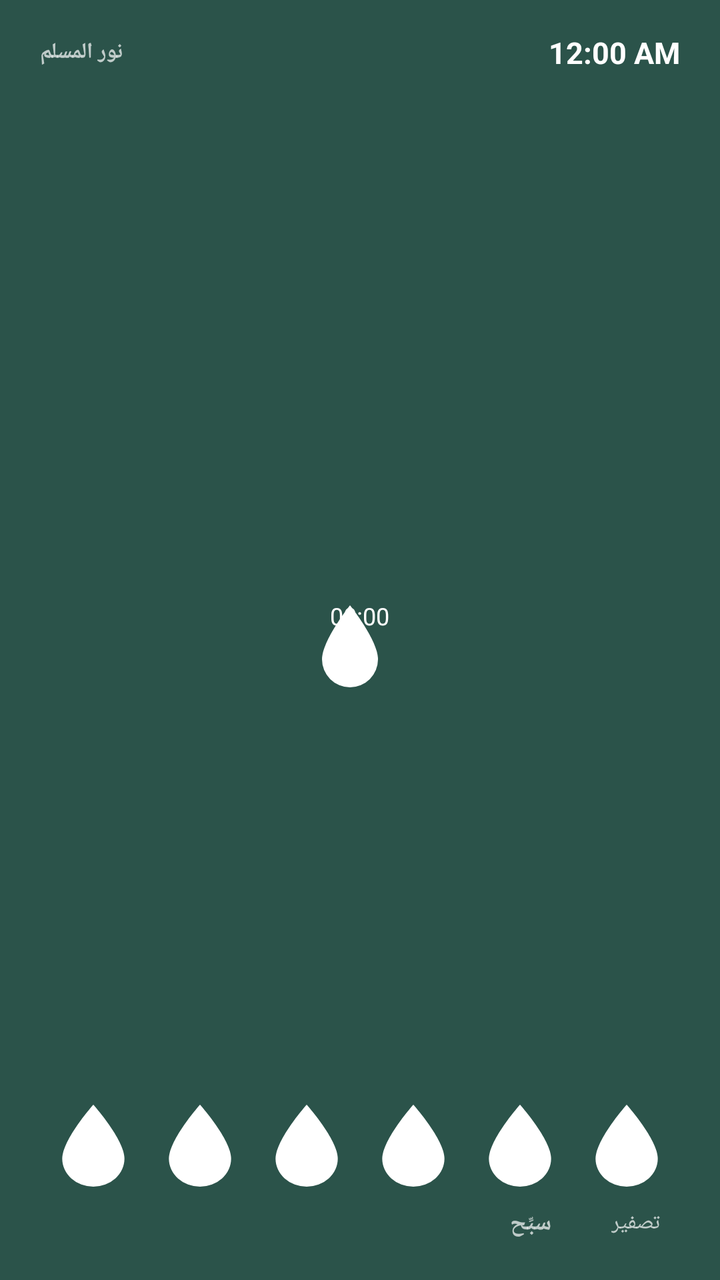
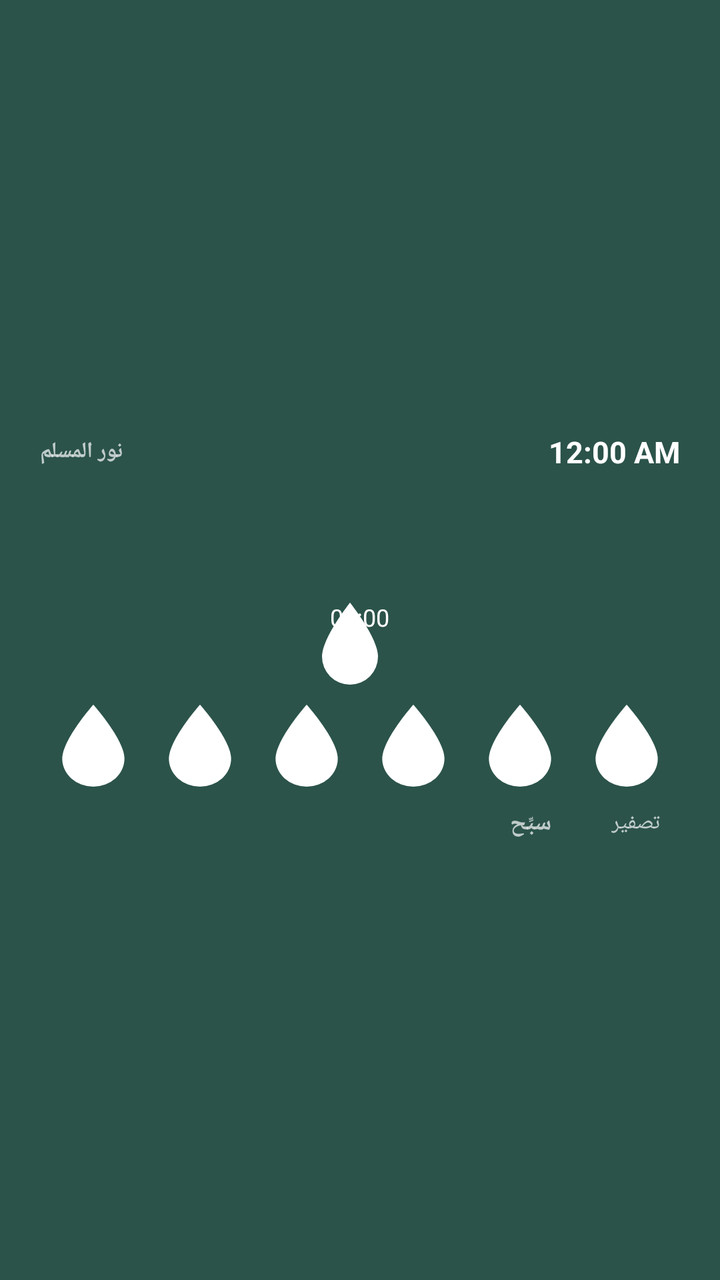

Screens rendered from an Android XML layout before and after an edit, with the pre-edit source and the edit as a unified diff.
<!-- AndroidManifest.xml: application theme Theme.Noor -->
<!-- res/layout/widget_main.xml -->
<?xml version="1.0" encoding="utf-8"?>
<FrameLayout xmlns:android="http://schemas.android.com/apk/res/android"
    android:layout_width="match_parent"
    android:layout_height="match_parent"
    android:padding="8dp">

    <ImageView
        android:id="@+id/widget_bg"
        android:layout_width="match_parent"
        android:layout_height="match_parent"
        android:scaleType="fitXY"
        android:contentDescription="@null" />

    <LinearLayout
        android:layout_width="match_parent"
        android:layout_height="match_parent"
        android:orientation="vertical"
        android:gravity="center_horizontal"
        android:paddingStart="12dp"
        android:paddingEnd="12dp"
        android:paddingTop="8dp"
        android:paddingBottom="8dp">

        
        <LinearLayout
            android:layout_width="match_parent"
            android:layout_height="wrap_content"
            android:orientation="horizontal"
            android:gravity="center_vertical">

            <TextView
                android:id="@+id/widget_brand"
                android:layout_width="wrap_content"
                android:layout_height="wrap_content"
                android:text="نور المسلم"
                android:textSize="11sp"
                android:textStyle="bold" />

            <TextView
                android:id="@+id/widget_city"
                android:layout_width="0dp"
                android:layout_weight="1"
                android:layout_height="wrap_content"
                android:layout_marginStart="8dp"
                android:textSize="10sp"
                android:maxLines="1"
                android:ellipsize="end" />

            <TextClock
                android:id="@+id/widget_clock"
                android:layout_width="wrap_content"
                android:layout_height="wrap_content"
                android:textSize="15sp"
                android:textStyle="bold" />
        </LinearLayout>

        
        <TextView
            android:id="@+id/widget_date_hijri"
            android:layout_width="match_parent"
            android:layout_height="wrap_content"
            android:layout_marginTop="2dp"
            android:gravity="center"
            android:textSize="11sp"
            android:maxLines="1"
            android:ellipsize="end" />

        <TextView
            android:id="@+id/widget_date_greg"
            android:layout_width="match_parent"
            android:layout_height="wrap_content"
            android:gravity="center"
            android:textSize="11sp"
            android:maxLines="1"
            android:ellipsize="end" />

        
        <FrameLayout
            android:layout_width="match_parent"
            android:layout_height="0dp"
            android:layout_weight="1">

            <LinearLayout
                android:layout_width="match_parent"
                android:layout_height="wrap_content"
                android:layout_gravity="center"
                android:orientation="vertical"
                android:gravity="center">

                <LinearLayout
                    android:layout_width="match_parent"
                    android:layout_height="wrap_content"
                    android:orientation="horizontal"
                    android:gravity="center">

                    <TextView
                        android:id="@+id/widget_next_name"
                        android:layout_width="wrap_content"
                        android:layout_height="wrap_content"
                        android:textSize="21sp"
                        android:textStyle="bold"
                        android:maxLines="1" />

                    <TextView
                        android:id="@+id/widget_next_time"
                        android:layout_width="wrap_content"
                        android:layout_height="wrap_content"
                        android:layout_marginStart="10dp"
                        android:textSize="15sp"
                        android:textStyle="bold"
                        android:maxLines="1" />
                </LinearLayout>

                <FrameLayout
                    android:layout_width="wrap_content"
                    android:layout_height="wrap_content"
                    android:layout_marginTop="2dp">

                    <ImageView
                        android:id="@+id/widget_bubble_countdown"
                        android:layout_width="match_parent"
                        android:layout_height="match_parent"
                        android:scaleType="fitXY"
                        android:src="@drawable/widget_bubble"
                        android:contentDescription="@null" />

                    <Chronometer
                        android:id="@+id/widget_countdown"
                        android:layout_width="wrap_content"
                        android:layout_height="wrap_content"
                        android:paddingHorizontal="14dp"
                        android:textSize="12sp"
                        android:countDown="true" />
                </FrameLayout>
            </LinearLayout>
        </FrameLayout>

        
        <LinearLayout
            android:id="@+id/grid_row"
            android:layout_width="match_parent"
            android:layout_height="wrap_content"
            android:orientation="horizontal">

            <FrameLayout
                android:layout_width="0dp"
                android:layout_weight="1"
                android:layout_height="wrap_content">

                <ImageView
                    android:id="@+id/widget_bubble_p0"
                    android:layout_width="match_parent"
                    android:layout_height="match_parent"
                    android:scaleType="fitXY"
                    android:src="@drawable/widget_bubble"
                    android:contentDescription="@null" />

                <LinearLayout style="@style/WidgetPrayerCell">
                    <TextView android:id="@+id/widget_pname_0" style="@style/WidgetPrayerName" />
                    <TextView android:id="@+id/widget_ptime_0" style="@style/WidgetPrayerTime" />
                </LinearLayout>
            </FrameLayout>

            <FrameLayout
                android:layout_width="0dp"
                android:layout_weight="1"
                android:layout_height="wrap_content">

                <ImageView
                    android:id="@+id/widget_bubble_p1"
                    android:layout_width="match_parent"
                    android:layout_height="match_parent"
                    android:scaleType="fitXY"
                    android:src="@drawable/widget_bubble"
                    android:contentDescription="@null" />

                <LinearLayout style="@style/WidgetPrayerCell">
                    <TextView android:id="@+id/widget_pname_1" style="@style/WidgetPrayerName" />
                    <TextView android:id="@+id/widget_ptime_1" style="@style/WidgetPrayerTime" />
                </LinearLayout>
            </FrameLayout>

            <FrameLayout
                android:layout_width="0dp"
                android:layout_weight="1"
                android:layout_height="wrap_content">

                <ImageView
                    android:id="@+id/widget_bubble_p2"
                    android:layout_width="match_parent"
                    android:layout_height="match_parent"
                    android:scaleType="fitXY"
                    android:src="@drawable/widget_bubble"
                    android:contentDescription="@null" />

                <LinearLayout style="@style/WidgetPrayerCell">
                    <TextView android:id="@+id/widget_pname_2" style="@style/WidgetPrayerName" />
                    <TextView android:id="@+id/widget_ptime_2" style="@style/WidgetPrayerTime" />
                </LinearLayout>
            </FrameLayout>

            <FrameLayout
                android:layout_width="0dp"
                android:layout_weight="1"
                android:layout_height="wrap_content">

                <ImageView
                    android:id="@+id/widget_bubble_p3"
                    android:layout_width="match_parent"
                    android:layout_height="match_parent"
                    android:scaleType="fitXY"
                    android:src="@drawable/widget_bubble"
                    android:contentDescription="@null" />

                <LinearLayout style="@style/WidgetPrayerCell">
                    <TextView android:id="@+id/widget_pname_3" style="@style/WidgetPrayerName" />
                    <TextView android:id="@+id/widget_ptime_3" style="@style/WidgetPrayerTime" />
                </LinearLayout>
            </FrameLayout>

            <FrameLayout
                android:layout_width="0dp"
                android:layout_weight="1"
                android:layout_height="wrap_content">

                <ImageView
                    android:id="@+id/widget_bubble_p4"
                    android:layout_width="match_parent"
                    android:layout_height="match_parent"
                    android:scaleType="fitXY"
                    android:src="@drawable/widget_bubble"
                    android:contentDescription="@null" />

                <LinearLayout style="@style/WidgetPrayerCell">
                    <TextView android:id="@+id/widget_pname_4" style="@style/WidgetPrayerName" />
                    <TextView android:id="@+id/widget_ptime_4" style="@style/WidgetPrayerTime" />
                </LinearLayout>
            </FrameLayout>

            <FrameLayout
                android:layout_width="0dp"
                android:layout_weight="1"
                android:layout_height="wrap_content">

                <ImageView
                    android:id="@+id/widget_bubble_p5"
                    android:layout_width="match_parent"
                    android:layout_height="match_parent"
                    android:scaleType="fitXY"
                    android:src="@drawable/widget_bubble"
                    android:contentDescription="@null" />

                <LinearLayout style="@style/WidgetPrayerCell">
                    <TextView android:id="@+id/widget_pname_5" style="@style/WidgetPrayerName" />
                    <TextView android:id="@+id/widget_ptime_5" style="@style/WidgetPrayerTime" />
                </LinearLayout>
            </FrameLayout>
        </LinearLayout>

        
        <LinearLayout
            android:id="@+id/widget_misbaha_row"
            android:layout_width="match_parent"
            android:layout_height="wrap_content"
            android:layout_marginTop="2dp"
            android:orientation="horizontal"
            android:gravity="center_vertical">

            <TextView
                android:id="@+id/widget_misbaha_count"
                android:layout_width="0dp"
                android:layout_weight="1"
                android:layout_height="wrap_content"
                android:textSize="14sp"
                android:textStyle="bold" />

            <TextView
                android:id="@+id/widget_misbaha_tap"
                android:layout_width="wrap_content"
                android:layout_height="wrap_content"
                android:paddingHorizontal="14dp"
                android:paddingVertical="4dp"
                android:text="سبِّح"
                android:textSize="12sp"
                android:textStyle="bold" />

            <TextView
                android:id="@+id/widget_misbaha_reset"
                android:layout_width="wrap_content"
                android:layout_height="wrap_content"
                android:layout_marginStart="6dp"
                android:paddingHorizontal="10dp"
                android:paddingVertical="4dp"
                android:text="تصفير"
                android:textSize="11sp" />
        </LinearLayout>
    </LinearLayout>
</FrameLayout>
<!-- resources referenced by this layout -->
<resources>
  <!-- drawable widget_bubble (drawable) -->
  <?xml version="1.0" encoding="utf-8"?>
  <vector xmlns:android="http://schemas.android.com/apk/res/android"
      android:width="48dp"
      android:height="48dp"
      android:viewportWidth="48"
      android:viewportHeight="48">
      <path
          android:fillColor="#FFFFFFFF"
          android:pathData="M24,3 C24,3 10,20.5 10,30 a14,14 0 0,0 28,0 C38,20.5 24,3 24,3 Z" />
  </vector>
  <style name="WidgetPrayerCell">
          <item name="android:layout_width">match_parent</item>
          <item name="android:layout_height">wrap_content</item>
          <item name="android:orientation">vertical</item>
          <item name="android:gravity">center</item>
          <item name="android:paddingTop">3dp</item>
          <item name="android:paddingBottom">3dp</item>
      </style>
  <style name="WidgetPrayerName">
          <item name="android:layout_width">wrap_content</item>
          <item name="android:layout_height">wrap_content</item>
          <item name="android:textSize">10sp</item>
          <item name="android:maxLines">1</item>
      </style>
  <style name="WidgetPrayerTime">
          <item name="android:layout_width">wrap_content</item>
          <item name="android:layout_height">wrap_content</item>
          <item name="android:textSize">10sp</item>
          <item name="android:maxLines">1</item>
      </style>
  <style name="Theme.Noor" parent="android:Theme.Material.NoActionBar">
          <item name="android:windowBackground">@color/noor_launcher_bg</item>
          <item name="android:statusBarColor">@android:color/transparent</item>
          <item name="android:navigationBarColor">@android:color/transparent</item>
          <item name="android:windowLightStatusBar">false</item>
      </style>
  <color name="noor_launcher_bg">#2B534A</color>
</resources>

<!-- the commit's change to res/layout/widget_main.xml (unified diff, before → after) -->
@@ -15,11 +15,11 @@
         android:layout_width="match_parent"
         android:layout_height="match_parent"
         android:orientation="vertical"
-        android:gravity="center_horizontal"
+        android:gravity="center_vertical"
         android:paddingStart="12dp"
         android:paddingEnd="12dp"
-        android:paddingTop="8dp"
-        android:paddingBottom="8dp">
+        android:paddingTop="6dp"
+        android:paddingBottom="6dp">
 
         
         <LinearLayout
@@ -53,6 +53,16 @@
                 android:textSize="15sp"
                 android:textStyle="bold" />
         </LinearLayout>
+
+        
+        <ImageView
+            android:id="@+id/widget_clock_analog"
+            android:layout_width="wrap_content"
+            android:layout_height="wrap_content"
+            android:layout_gravity="center_horizontal"
+            android:layout_marginTop="2dp"
+            android:scaleType="fitCenter"
+            android:contentDescription="@null" />
 
         
         <TextView
@@ -75,64 +85,55 @@
             android:ellipsize="end" />
 
         
+        <LinearLayout
+            android:id="@+id/widget_next_row"
+            android:layout_width="match_parent"
+            android:layout_height="wrap_content"
+            android:orientation="horizontal"
+            android:gravity="center">
+
+            <TextView
+                android:id="@+id/widget_next_name"
+                android:layout_width="wrap_content"
+                android:layout_height="wrap_content"
+                android:textSize="20sp"
+                android:textStyle="bold"
+                android:maxLines="1" />
+
+            <TextView
+                android:id="@+id/widget_next_time"
+                android:layout_width="wrap_content"
+                android:layout_height="wrap_content"
+                android:layout_marginStart="10dp"
+                android:textSize="14sp"
+                android:textStyle="bold"
+                android:maxLines="1" />
+        </LinearLayout>
+
+        
         <FrameLayout
-            android:layout_width="match_parent"
-            android:layout_height="0dp"
-            android:layout_weight="1">
-
-            <LinearLayout
+            android:id="@+id/widget_countdown_frame"
+            android:layout_width="wrap_content"
+            android:layout_height="wrap_content"
+            android:layout_gravity="center_horizontal"
+            android:layout_marginTop="2dp">
+
+            <ImageView
+                android:id="@+id/widget_bubble_countdown"
                 android:layout_width="match_parent"
-                android:layout_height="wrap_content"
-                android:layout_gravity="center"
-                android:orientation="vertical"
-                android:gravity="center">
-
-                <LinearLayout
-                    android:layout_width="match_parent"
-                    android:layout_height="wrap_content"
-                    android:orientation="horizontal"
-                    android:gravity="center">
-
-                    <TextView
-                        android:id="@+id/widget_next_name"
-                        android:layout_width="wrap_content"
-                        android:layout_height="wrap_content"
-                        android:textSize="21sp"
-                        android:textStyle="bold"
-                        android:maxLines="1" />
-
-                    <TextView
-                        android:id="@+id/widget_next_time"
-                        android:layout_width="wrap_content"
-                        android:layout_height="wrap_content"
-                        android:layout_marginStart="10dp"
-                        android:textSize="15sp"
-                        android:textStyle="bold"
-                        android:maxLines="1" />
-                </LinearLayout>
-
-                <FrameLayout
-                    android:layout_width="wrap_content"
-                    android:layout_height="wrap_content"
-                    android:layout_marginTop="2dp">
-
-                    <ImageView
-                        android:id="@+id/widget_bubble_countdown"
-                        android:layout_width="match_parent"
-                        android:layout_height="match_parent"
-                        android:scaleType="fitXY"
-                        android:src="@drawable/widget_bubble"
-                        android:contentDescription="@null" />
-
-                    <Chronometer
-                        android:id="@+id/widget_countdown"
-                        android:layout_width="wrap_content"
-                        android:layout_height="wrap_content"
-                        android:paddingHorizontal="14dp"
-                        android:textSize="12sp"
-                        android:countDown="true" />
-                </FrameLayout>
-            </LinearLayout>
+                android:layout_height="match_parent"
+                android:scaleType="fitXY"
+                android:src="@drawable/widget_bubble"
+                android:contentDescription="@null" />
+
+            <Chronometer
+                android:id="@+id/widget_countdown"
+                android:layout_width="wrap_content"
+                android:layout_height="wrap_content"
+                android:paddingHorizontal="14dp"
+                android:paddingVertical="2dp"
+                android:textSize="12sp"
+                android:countDown="true" />
         </FrameLayout>
 
         
@@ -140,6 +141,7 @@
             android:id="@+id/grid_row"
             android:layout_width="match_parent"
             android:layout_height="wrap_content"
+            android:layout_marginTop="3dp"
             android:orientation="horizontal">
 
             <FrameLayout
